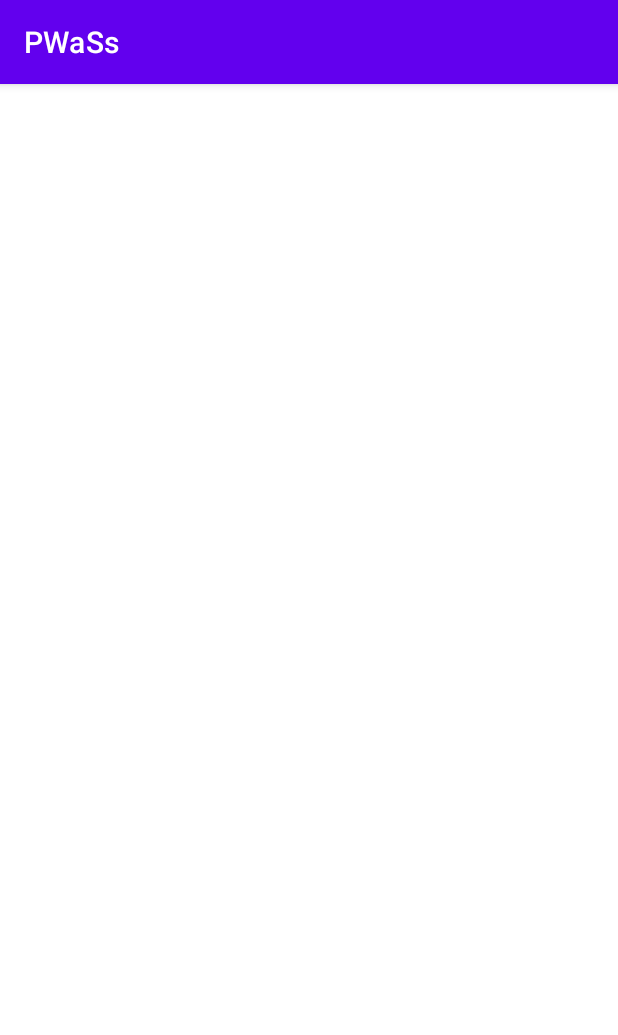
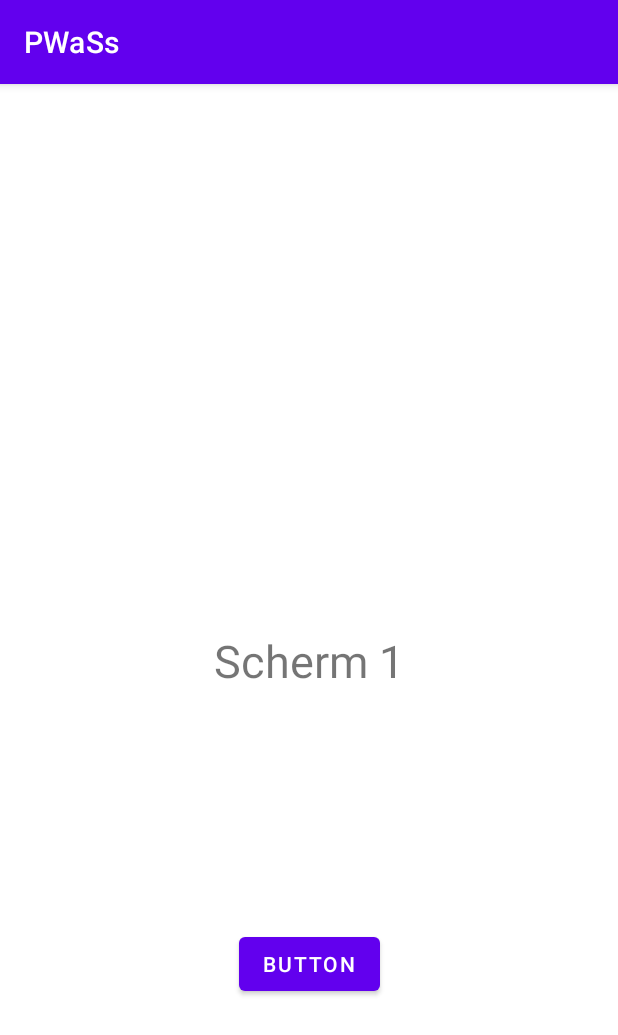
Before and after one commit to bibwip/PWaSs, an Android app: the screen it shows after launch (MainActivity), on a phone screen of 412 x 824 dp. Shown: the top 1035 px of the screen. Run offline under Robolectric (Android 15) with nearby library versions, the phone set to English and light mode, and no system bars.

Commit message:
Basic navigation toegevoegd

```diff
--- a/app/src/main/java/com/thethreewisemen/pwass/MainActivity.kt
+++ b/app/src/main/java/com/thethreewisemen/pwass/MainActivity.kt
@@ -2,10 +2,20 @@ package com.thethreewisemen.pwass
 
 import androidx.appcompat.app.AppCompatActivity
 import android.os.Bundle
+import androidx.navigation.NavController
+import androidx.navigation.fragment.NavHostFragment
+import androidx.navigation.fragment.findNavController
 
 class MainActivity : AppCompatActivity() {
+
+    private lateinit var navController: NavController
+
     override fun onCreate(savedInstanceState: Bundle?) {
         super.onCreate(savedInstanceState)
         setContentView(R.layout.activity_main)
+
+        val navHostFragment = supportFragmentManager.findFragmentById(R.id.nav_graph_container) as NavHostFragment
+        navController = navHostFragment.findNavController()
+
     }
 }
--- /dev/null
+++ b/app/src/main/java/com/thethreewisemen/pwass/fragments/WelcomeFragment.kt
@@ -0,0 +1,28 @@
+package com.thethreewisemen.pwass.fragments
+
+import android.os.Bundle
+import androidx.fragment.app.Fragment
+import android.view.View
+import android.widget.Button
+import com.thethreewisemen.pwass.R
+import androidx.navigation.findNavController
+
+
+class WelcomeFragment : Fragment(R.layout.fragment_welcome) {
+
+    override fun onCreate(savedInstanceState: Bundle?) {
+        super.onCreate(savedInstanceState)
+        arguments?.let {
+
+        }
+    }
+
+    override fun onViewCreated(view: View, savedInstanceState: Bundle?) {
+        super.onViewCreated(view, savedInstanceState)
+
+        view.findViewById<Button>(R.id.testButton).setOnClickListener {
+            val action = WelcomeFragmentDirections.actionWelcomeFragmentToVolgendeFrag()
+            view.findNavController().navigate(action)
+        }
+    }
+}
--- a/app/src/main/res/layout/activity_main.xml
+++ b/app/src/main/res/layout/activity_main.xml
@@ -6,4 +6,18 @@
     android:layout_height="match_parent"
     tools:context=".MainActivity">
 
+    <androidx.fragment.app.FragmentContainerView
+        android:layout_width="match_parent"
+        android:layout_height="match_parent"
+        android:id="@+id/nav_graph_container"
+        android:name="androidx.navigation.fragment.NavHostFragment"
+        app:layout_constraintLeft_toLeftOf="parent"
+        app:layout_constraintRight_toRightOf="parent"
+        app:layout_constraintTop_toTopOf="parent"
+        app:layout_constraintBottom_toBottomOf="parent"
+
+        app:defaultNavHost="true"
+        app:navGraph="@navigation/nav_graph" />
+
+
 </androidx.constraintlayout.widget.ConstraintLayout>
--- /dev/null
+++ b/app/src/main/res/layout/fragment_welcome.xml
@@ -0,0 +1,38 @@
+<?xml version="1.0" encoding="utf-8"?>
+<FrameLayout xmlns:android="http://schemas.android.com/apk/res/android"
+    xmlns:app="http://schemas.android.com/apk/res-auto"
+    xmlns:tools="http://schemas.android.com/tools"
+    android:layout_width="match_parent"
+    android:layout_height="match_parent"
+    tools:context=".fragments.WelcomeFragment">
+
+    <androidx.constraintlayout.widget.ConstraintLayout
+        android:layout_width="match_parent"
+        android:layout_height="match_parent">
+
+        <TextView
+            android:id="@+id/textView2"
+            android:layout_width="wrap_content"
+            android:layout_height="wrap_content"
+            android:text="Scherm 1"
+            android:textSize="30sp"
+            app:layout_constraintBottom_toBottomOf="parent"
+            app:layout_constraintEnd_toEndOf="parent"
+            app:layout_constraintStart_toStartOf="parent"
+            app:layout_constraintTop_toTopOf="parent" />
+
+        <Button
+            android:id="@+id/testButton"
+            android:layout_width="wrap_content"
+            android:layout_height="wrap_content"
+            android:text="button"
+            app:layout_constraintBottom_toBottomOf="parent"
+            app:layout_constraintEnd_toEndOf="parent"
+            app:layout_constraintStart_toStartOf="parent"
+            app:layout_constraintTop_toBottomOf="@+id/textView2" />
+
+    </androidx.constraintlayout.widget.ConstraintLayout>
+
+
+
+</FrameLayout>
--- /dev/null
+++ b/app/src/main/res/navigation/nav_graph.xml
@@ -0,0 +1,22 @@
+<?xml version="1.0" encoding="utf-8"?>
+<navigation xmlns:android="http://schemas.android.com/apk/res/android"
+    xmlns:app="http://schemas.android.com/apk/res-auto"
+    xmlns:tools="http://schemas.android.com/tools"
+    android:id="@+id/nav_graph"
+    app:startDestination="@id/welcomeFragment">
+
+    <fragment
+        android:id="@+id/welcomeFragment"
+        android:name="com.thethreewisemen.pwass.fragments.WelcomeFragment"
+        android:label="fragment_welcome"
+        tools:layout="@layout/fragment_welcome" >
+        <action
+            android:id="@+id/action_welcomeFragment_to_volgendeFrag"
+            app:destination="@id/volgendeFrag" />
+    </fragment>
+    <fragment
+        android:id="@+id/volgendeFrag"
+        android:name="com.thethreewisemen.pwass.fragments.VolgendeFrag"
+        android:label="fragment_volgende"
+        tools:layout="@layout/fragment_volgende" />
+</navigation>
--- a/app/src/main/res/values/strings.xml
+++ b/app/src/main/res/values/strings.xml
@@ -1,3 +1,5 @@
 <resources>
     <string name="app_name">PWaSs</string>
+    <!-- TODO: Remove or change this placeholder text -->
+    <string name="hello_blank_fragment">Hello blank fragment</string>
 </resources>
--- a/build.gradle
+++ b/build.gradle
@@ -1,7 +1,7 @@
 // Top-level build file where you can add configuration options common to all sub-projects/modules.
 plugins {
-    id 'com.android.application' version '7.2.0' apply false
-    id 'com.android.library' version '7.2.0' apply false
+    id 'com.android.application' version '7.3.1' apply false
+    id 'com.android.library' version '7.3.1' apply false
     id 'org.jetbrains.kotlin.android' version '1.6.10' apply false
 }
 
```
Also changed, not shown: app/build.gradle (+8 -1 lines), app/src/main/java/com/thethreewisemen/pwass/fragments/VolgendeFrag.kt (added, +26 -0 lines), app/src/main/res/layout/fragment_volgende.xml (added, +15 -0 lines), settings.gradle (+8 -0 lines), gradle/wrapper/gradle-wrapper.properties.
